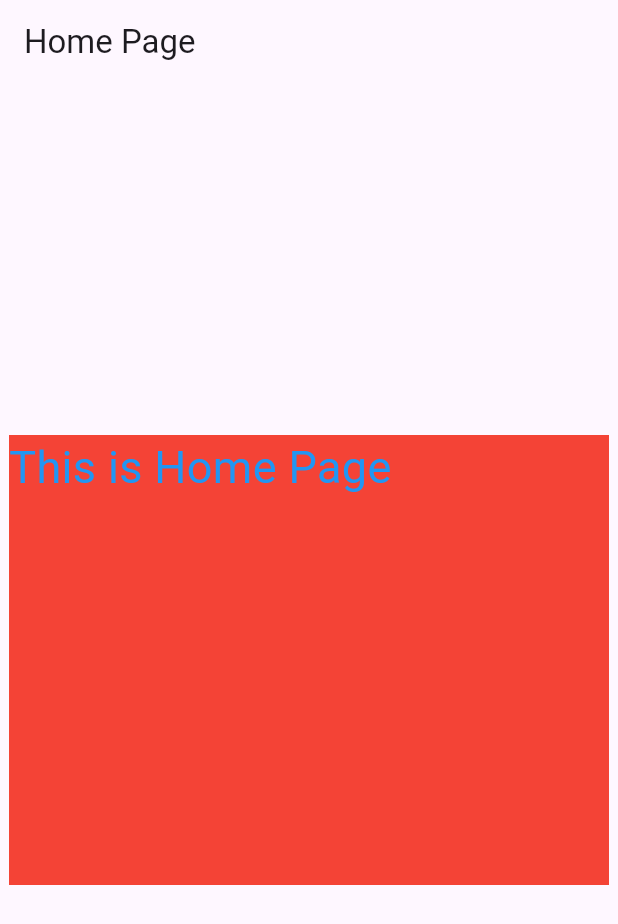
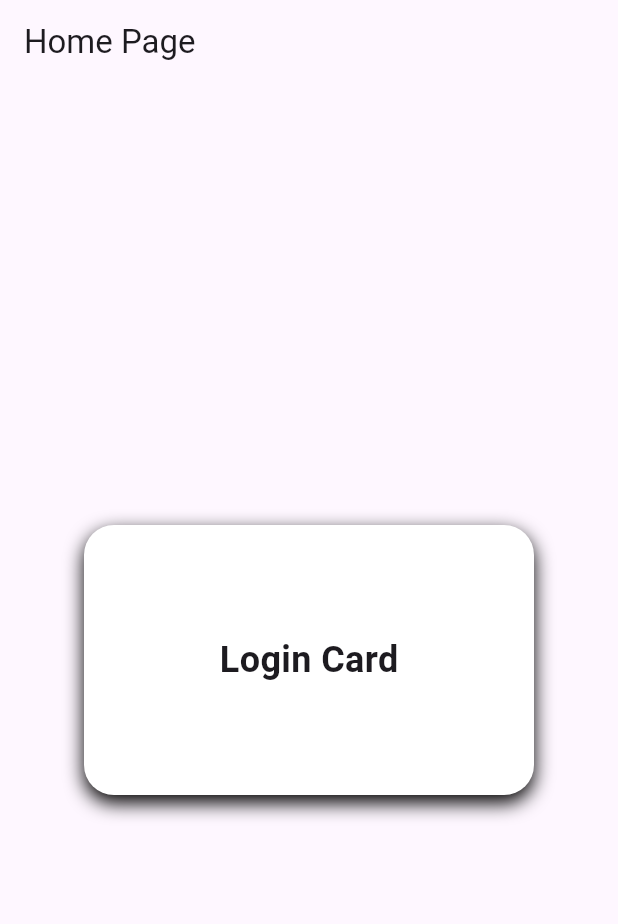
Before and after one commit to KodewithArun/Flutter-Complete-Learning---Arun, a Flutter app: the screen it shows after launch, on a phone screen of 412 x 824 dp. Shown: the top 924 px of the screen. Run offline on Flutter 3.47's test engine with Material 3 defaults, Android fonts, the phone set to English and light mode, and no system bars.

Commit message:
day2: understand about center widget

```diff
--- a/lib/screens/HomePage.dart
+++ b/lib/screens/HomePage.dart
@@ -6,15 +6,25 @@ class HomePage extends StatelessWidget {
   @override
   Widget build(BuildContext context) {
     return Scaffold(
-      appBar: AppBar(
-        title: Text("Home Page"),
-      ) ,
-      body:Center(
+      appBar: AppBar(title: Text("Home Page")),
+      body: Center(
         child: Container(
-          height: 300,
-          width: 400,
-          color: Colors.red,
-          child: Text("This is Home Page",style: TextStyle(fontSize: 30,color: Colors.blue),),
+          width: 300,
+          height: 180,
+
+          decoration: BoxDecoration(
+            color: Colors.white,
+            borderRadius: BorderRadius.circular(20),
+
+            boxShadow: [BoxShadow(blurRadius: 10, offset: Offset(0, 5))],
+          ),
+
+          child: Center(
+            child: Text(
+              "Login Card",
+              style: TextStyle(fontSize: 24, fontWeight: FontWeight.bold),
+            ),
+          ),
         ),
       ),
     );
```
Also changed, not shown: 1 other file.
